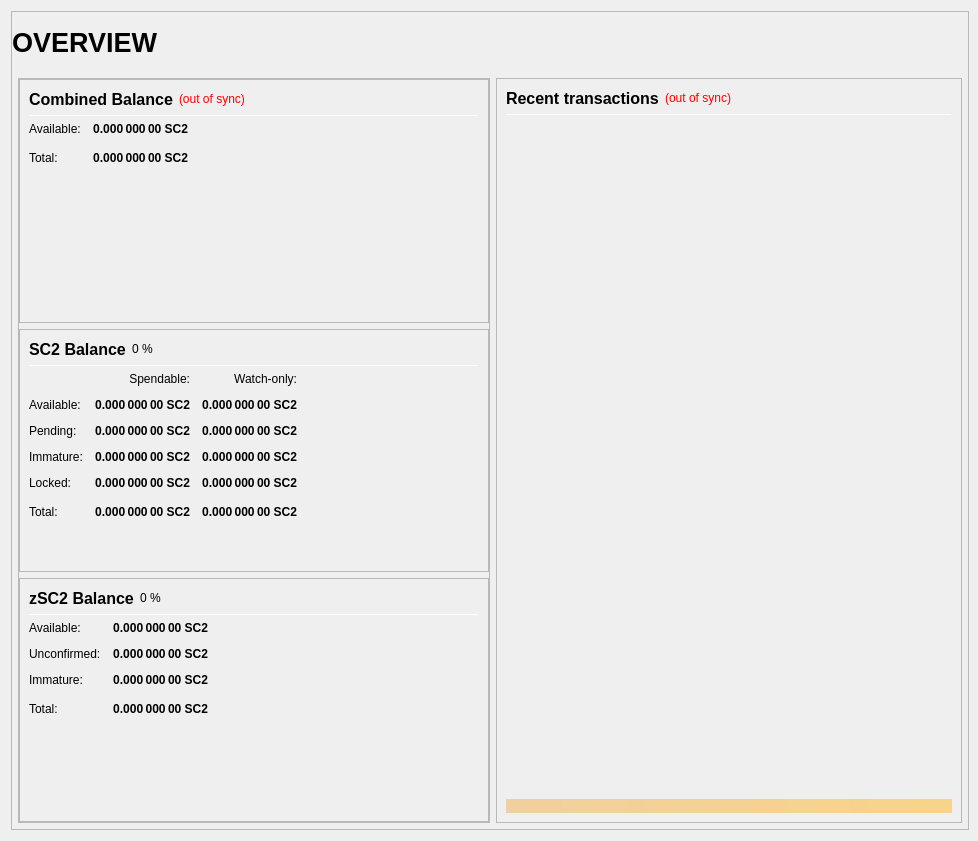
Old version of the form src/qt/forms/overviewpage.ui in the repository MichaelHDesigns/securecloud2.
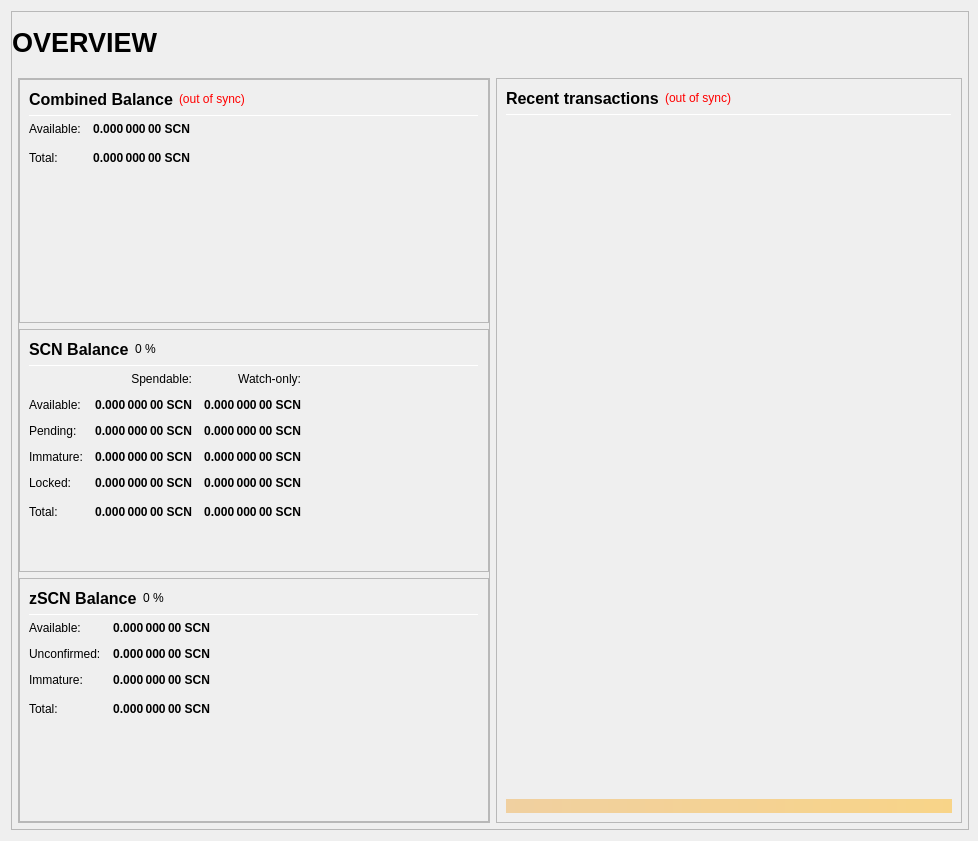
New version of the form.

Diff of the .ui file:
```diff
--- a/src/qt/forms/overviewpage.ui
+++ b/src/qt/forms/overviewpage.ui
@@ -306,7 +306,7 @@
                           <string>Your current spendable balance</string>
                          </property>
                          <property name="text">
-                          <string notr="true">0.000 000 00 SC2</string>
+                          <string notr="true">0.000 000 00 SCN</string>
                          </property>
                          <property name="alignment">
                           <set>Qt::AlignRight|Qt::AlignTrailing|Qt::AlignVCenter</set>
@@ -338,7 +338,7 @@
                           <string>Total Balance, including all unavailable coins.</string>
                          </property>
                          <property name="text">
-                          <string notr="true">0.000 000 00 SC2</string>
+                          <string notr="true">0.000 000 00 SCN</string>
                          </property>
                          <property name="alignment">
                           <set>Qt::AlignRight|Qt::AlignTrailing|Qt::AlignVCenter</set>
@@ -406,7 +406,7 @@
                           </font>
                          </property>
                          <property name="text">
-                          <string>SC2 Balance</string>
+                          <string>SCN Balance</string>
                          </property>
                         </widget>
                        </item>
@@ -498,7 +498,7 @@
                           <string>Your current spendable balance</string>
                          </property>
                          <property name="text">
-                          <string notr="true">0.000 000 00 SC2</string>
+                          <string notr="true">0.000 000 00 SCN</string>
                          </property>
                          <property name="alignment">
                           <set>Qt::AlignRight|Qt::AlignTrailing|Qt::AlignVCenter</set>
@@ -523,7 +523,7 @@
                           <string>Your current balance in watch-only addresses</string>
                          </property>
                          <property name="text">
-                          <string notr="true">0.000 000 00 SC2</string>
+                          <string notr="true">0.000 000 00 SCN</string>
                          </property>
                          <property name="alignment">
                           <set>Qt::AlignRight|Qt::AlignTrailing|Qt::AlignVCenter</set>
@@ -555,7 +555,7 @@
                           <string>Total of transactions that have yet to be confirmed, and do not yet count toward the spendable balance</string>
                          </property>
                          <property name="text">
-                          <string notr="true">0.000 000 00 SC2</string>
+                          <string notr="true">0.000 000 00 SCN</string>
                          </property>
                          <property name="alignment">
                           <set>Qt::AlignRight|Qt::AlignTrailing|Qt::AlignVCenter</set>
@@ -580,7 +580,7 @@
                           <string>Unconfirmed transactions to watch-only addresses</string>
                          </property>
                          <property name="text">
-                          <string notr="true">0.000 000 00 SC2</string>
+                          <string notr="true">0.000 000 00 SCN</string>
                          </property>
                          <property name="alignment">
                           <set>Qt::AlignRight|Qt::AlignTrailing|Qt::AlignVCenter</set>
@@ -612,7 +612,7 @@
                           <string>Staked or masternode rewards that has not yet matured</string>
                          </property>
                          <property name="text">
-                          <string notr="true">0.000 000 00 SC2</string>
+                          <string notr="true">0.000 000 00 SCN</string>
                          </property>
                          <property name="alignment">
                           <set>Qt::AlignRight|Qt::AlignTrailing|Qt::AlignVCenter</set>
@@ -637,7 +637,7 @@
                           <string>Staked or masternode rewards in watch-only addresses that has not yet matured</string>
                          </property>
                          <property name="text">
-                          <string notr="true">0.000 000 00 SC2</string>
+                          <string notr="true">0.000 000 00 SCN</string>
                          </property>
                          <property name="alignment">
                           <set>Qt::AlignRight|Qt::AlignTrailing|Qt::AlignVCenter</set>
@@ -672,7 +672,7 @@
                           <string>Locked SC2 or Masternode collaterals. These are excluded from zSC2 minting.</string>
                          </property>
                          <property name="text">
-                          <string notr="true">0.000 000 00 SC2</string>
+                          <string notr="true">0.000 000 00 SCN</string>
                          </property>
                          <property name="alignment">
                           <set>Qt::AlignRight|Qt::AlignTrailing|Qt::AlignVCenter</set>
@@ -697,7 +697,7 @@
                           <string>Current locked balance in watch-only addresses</string>
                          </property>
                          <property name="text">
-                          <string notr="true">0.000 000 00 SC2</string>
+                          <string notr="true">0.000 000 00 SCN</string>
                          </property>
                          <property name="alignment">
                           <set>Qt::AlignRight|Qt::AlignTrailing|Qt::AlignVCenter</set>
@@ -732,7 +732,7 @@
                           <string>Your current SecureCloud2 balance, unconfirmed and immature transactions included</string>
                          </property>
                          <property name="text">
-                          <string notr="true">0.000 000 00 SC2</string>
+                          <string notr="true">0.000 000 00 SCN</string>
                          </property>
                          <property name="alignment">
                           <set>Qt::AlignRight|Qt::AlignTrailing|Qt::AlignVCenter</set>
@@ -757,7 +757,7 @@
                           <string>Current total balance in watch-only addresses</string>
                          </property>
                          <property name="text">
-                          <string notr="true">0.000 000 00 SC2</string>
+                          <string notr="true">0.000 000 00 SCN</string>
                          </property>
                          <property name="alignment">
                           <set>Qt::AlignRight|Qt::AlignTrailing|Qt::AlignVCenter</set>
@@ -825,7 +825,7 @@
                           </font>
                          </property>
                          <property name="text">
-                          <string>zSC2 Balance</string>
+                          <string>zSCN Balance</string>
                          </property>
                         </widget>
                        </item>
@@ -899,7 +899,7 @@
 These zSC2 are spendable.</string>
                          </property>
                          <property name="text">
-                          <string notr="true">0.000 000 00 SC2</string>
+                          <string notr="true">0.000 000 00 SCN</string>
                          </property>
                          <property name="alignment">
                           <set>Qt::AlignRight|Qt::AlignTrailing|Qt::AlignVCenter</set>
@@ -930,7 +930,7 @@
 Immature: confirmed, but less than 1 mint of the same denomination after it was minted</string>
                          </property>
                          <property name="text">
-                          <string notr="true">0.000 000 00 SC2</string>
+                          <string notr="true">0.000 000 00 SCN</string>
                          </property>
                          <property name="alignment">
                           <set>Qt::AlignRight|Qt::AlignTrailing|Qt::AlignVCenter</set>
@@ -961,7 +961,7 @@
 Immature: confirmed, but less than 1 mint of the same denomination after it was minted</string>
                          </property>
                          <property name="text">
-                          <string notr="true">0.000 000 00 SC2</string>
+                          <string notr="true">0.000 000 00 SCN</string>
                          </property>
                          <property name="alignment">
                           <set>Qt::AlignRight|Qt::AlignTrailing|Qt::AlignVCenter</set>
@@ -993,7 +993,7 @@
                           <string>Your current zSC2 balance, unconfirmed and immature zSC2 included.</string>
                          </property>
                          <property name="text">
-                          <string notr="true">0.000 000 00 SC2</string>
+                          <string notr="true">0.000 000 00 SCN</string>
                          </property>
                          <property name="alignment">
                           <set>Qt::AlignRight|Qt::AlignTrailing|Qt::AlignVCenter</set>
```
Left out of the diff: 16 changed lines with no effect on the pictures.
